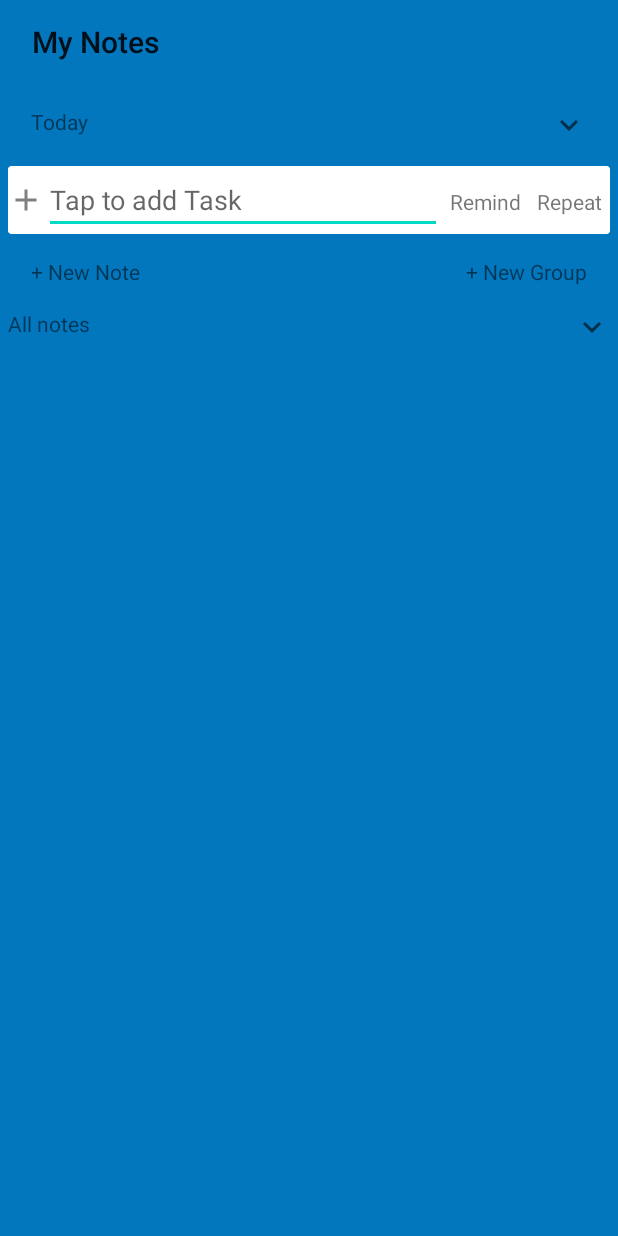
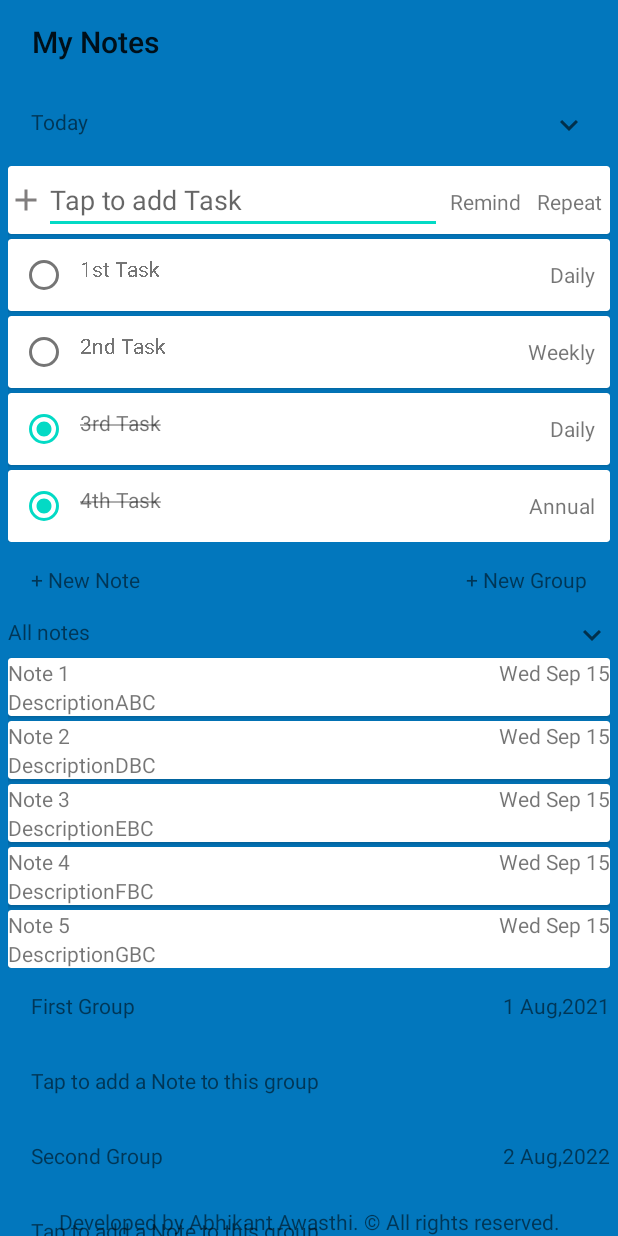
Before and after one commit to abhikant28/TheToDo, an Android app: the screen it shows after launch (MainActivity), on a phone screen of 412 x 824 dp. Run offline under Robolectric (Android 15) with nearby library versions, the phone set to English and light mode, and no system bars; our stand-ins replace Room's generated code.

Commit message:
Added Database

```diff
--- a/app/src/main/java/com/example/thetodo/DataBase/TheDatabase.java
+++ b/app/src/main/java/com/example/thetodo/DataBase/TheDatabase.java
@@ -53,21 +53,26 @@ public abstract class TheDatabase extends RoomDatabase {
         }
         @Override
         protected Void doInBackground(Void... voids) {
+            groupsDao.insert(new Groups("First Group","1 Aug,2021"));
+            groupsDao.insert(new Groups("Second Group","2 Aug,2022"));
+            groupsDao.insert(new Groups("Third Group","4 Aug,2023"));
+            groupsDao.insert(new Groups("Fourth Group","5 Aug,2024"));
+            groupsDao.insert(new Groups("Fifth Group","6 Aug,2025"));
 
-//            taskDao.insert(new Tasks("1st Task", false, "Daily"));
-//            taskDao.insert(new Tasks("2nd Task", false, "Weekly"));
-//            taskDao.insert(new Tasks("3rd Task", true, "Daily"));
-//            taskDao.insert(new Tasks("4th Task", true, "Annual"));
+            taskDao.insert(new Tasks("1st Task", false, "Daily"));
+            taskDao.insert(new Tasks("2nd Task", false, "Weekly"));
+            taskDao.insert(new Tasks("3rd Task", true, "Daily"));
+            taskDao.insert(new Tasks("4th Task", true, "Annual"));
 //            taskDao.insert(new Tasks("5th Task", false, "Annual"));
 //            taskDao.insert(new Tasks("6th Task", true, "Annual"));
 //            taskDao.insert(new Tasks("7th Task", false, "Annual"));
 //            taskDao.insert(new Tasks("8th Task", false, "Annual"));
-//
-//            notesDao.insert(new Notes("Note 1", "DescriptionABC",0));
-//            notesDao.insert(new Notes("Note 2", "DescriptionDBC",0));
-//            notesDao.insert(new Notes("Note 3", "DescriptionEBC",0));
-//            notesDao.insert(new Notes("Note 4", "DescriptionFBC",0));
-//            notesDao.insert(new Notes("Note 5", "DescriptionGBC",0));
+
+            notesDao.insert(new Notes("Note 1", "DescriptionABC",0));
+            notesDao.insert(new Notes("Note 2", "DescriptionDBC",0));
+            notesDao.insert(new Notes("Note 3", "DescriptionEBC",0));
+            notesDao.insert(new Notes("Note 4", "DescriptionFBC",0));
+            notesDao.insert(new Notes("Note 5", "DescriptionGBC",0));
             return null;
         }
     }
--- a/app/src/main/java/com/example/thetodo/DataBase/TheRepository.java
+++ b/app/src/main/java/com/example/thetodo/DataBase/TheRepository.java
@@ -12,6 +12,7 @@ import com.example.thetodo.Daos.GroupsDao;
 import com.example.thetodo.Daos.NotesDao;
 import com.example.thetodo.Daos.TasksDao;
 
+import java.util.ArrayList;
 import java.util.List;
 import java.util.concurrent.ExecutionException;
 
@@ -69,6 +70,16 @@ public class TheRepository {
     }
     public LiveData<List<Notes>> getAllNotes(){
         return allNotes;
+    }
+    public List<Notes> getGroupNotes(Integer g_id){
+        List<Notes> groupNotes= new ArrayList<>();
+        try {
+            groupNotes= new GetGroupNotesAsyncTask(notesDao).execute(g_id).get();
+        } catch (ExecutionException e) {
+            e.printStackTrace();
+        } catch (InterruptedException e) {
+            e.printStackTrace();
+        }return groupNotes;
     }
 
     public void insertGroup(Groups group){
@@ -183,6 +194,19 @@ public class TheRepository {
             return null;
         }
     }
+    private static class GetGroupNotesAsyncTask extends AsyncTask<Integer,Void,List<Notes>>{
+        private NotesDao notesDao;
+
+        public GetGroupNotesAsyncTask(NotesDao notesDao) {
+            this.notesDao = notesDao;
+        }
+
+        @Override
+        protected List<Notes> doInBackground(Integer... g_id) {
+            List<Notes> notes= notesDao.getGroupNotes(g_id[0]);
+            return notes;
+        }
+    }
 
 
     private static class InsertGroupsAsyncTask extends AsyncTask<Groups,Void,Void>{
--- a/app/src/main/java/com/example/thetodo/DataBase/TheViewModel.java
+++ b/app/src/main/java/com/example/thetodo/DataBase/TheViewModel.java
@@ -57,6 +57,9 @@ public class TheViewModel extends AndroidViewModel {
     public LiveData<List<Notes>> getAllNotes(){
         return allNotes;
     }
+    public List<Notes> getGroupNotes(Integer g_id){
+        return repository.getGroupNotes(g_id);
+    }
 
 
     public void insert(Groups group){
--- a/app/src/main/java/com/example/thetodo/EditNote.java
+++ b/app/src/main/java/com/example/thetodo/EditNote.java
@@ -17,6 +17,7 @@ public class EditNote extends AppCompatActivity {
     private TheViewModel viewModel;
     private EditText ev_title, ev_desc;
     private int n_id;
+    private int g_id=0;
     private Notes theNote;
     private boolean isNew = true;
 
@@ -33,7 +34,7 @@ public class EditNote extends AppCompatActivity {
 
         Intent extras = getIntent();
         if (extras.getBooleanExtra("isNew", true)) {
-
+            g_id=extras.getIntExtra("g_id", 0);
         } else {
             n_id = extras.getIntExtra("note_id", 0);
             theNote = viewModel.getNote(n_id);
@@ -57,6 +58,7 @@ public class EditNote extends AppCompatActivity {
         String desc = ev_desc.getText().toString();
         if (isNew) {
             Notes note = new Notes(title.trim(), desc, 0);
+            note.setG_id(g_id);
             viewModel.insert(note);
             isNew = false;
         } else {
--- a/app/src/main/java/com/example/thetodo/MainActivity.java
+++ b/app/src/main/java/com/example/thetodo/MainActivity.java
@@ -1,4 +1,6 @@
 package com.example.thetodo;
+
+import static androidx.core.content.ContextCompat.startActivity;
 
 import androidx.appcompat.app.AppCompatActivity;
 import androidx.lifecycle.Observer;
@@ -27,16 +29,14 @@ import java.util.List;
 public class MainActivity extends AppCompatActivity {
 
     public static TheViewModel viewModel;
-    static public List<Tasks> myTasks = new ArrayList<>();
-    static public List<Groups> myGroups = new ArrayList<>();
-    static public List<Notes> allNotes = new ArrayList<>();
 
     private RecyclerView task_RecyclerView;
     public final Task_RecyclerView_Adapter task_adapter= new Task_RecyclerView_Adapter();
     private RecyclerView notes_group_RecyclerView;
-    public Notes_Groups_RecyclerView_Adapter.RecyclerViewClickListener groups_listener;
     private RecyclerView notes_all_RecyclerView;
     public final Notes_RecyclerView_Adapter allNotes_adapter = new Notes_RecyclerView_Adapter();
+    public final Notes_Groups_RecyclerView_Adapter notes_groups_adapter = new Notes_Groups_RecyclerView_Adapter();
+
 
     private EditText ev_task_tapToAdd;
     private TextView tv_task_remind;
@@ -63,6 +63,12 @@ public class MainActivity extends AppCompatActivity {
                 task_adapter.setTasks(tasks);
             }
         });
+        viewModel.getAllGroups().observe(this, new Observer<List<Groups>>() {
+            @Override
+            public void onChanged(List<Groups> groups) {
+                notes_groups_adapter.setGroups(groups);
+            }
+        });
 
         task_RecyclerView=findViewById(R.id.Main_Super_Task_RecyclerView);
         notes_group_RecyclerView=findViewById(R.id.Main_Notes_Super_RecyclerView);
@@ -77,7 +83,7 @@ public class MainActivity extends AppCompatActivity {
 
         setTaskAdapter();
         setAllNotesAdapter();
-//       setNotesGroupsAdapter();
+       setNotesGroupsAdapter();
 
         ev_task_tapToAdd.addTextChangedListener(checkText);
         tv_notes_newNote.setOnClickListener(new View.OnClickListener() {
@@ -112,11 +118,19 @@ public class MainActivity extends AppCompatActivity {
     };
 
     private void setNotesGroupsAdapter() {
-        Notes_Groups_RecyclerView_Adapter adapter = new Notes_Groups_RecyclerView_Adapter(myGroups, groups_listener);
         RecyclerView.LayoutManager layoutManager = new LinearLayoutManager(getApplicationContext());
         notes_group_RecyclerView.setLayoutManager(layoutManager);
         notes_group_RecyclerView.setItemAnimator(new DefaultItemAnimator());
-        notes_group_RecyclerView.setAdapter(adapter);
+        notes_group_RecyclerView.setAdapter(notes_groups_adapter);
+        notes_groups_adapter.setOnItemClickListener(new Notes_Groups_RecyclerView_Adapter.OnItemClickListener() {
+            @Override
+            public void OnItemClick(Groups group) {
+                Intent intent= new Intent(MainActivity.this,EditNote.class);
+                intent.putExtra("isNew", true);
+                intent.putExtra("g_id", group.getG_id());
+                startActivity(intent);
+            }
+        });
     }
 
     private void setTaskAdapter() {
@@ -143,22 +157,13 @@ public class MainActivity extends AppCompatActivity {
         });
     }
 
-    private void demoTaskData() {
-        myTasks.add(new Tasks("Daily Task 1",false,"Weekly"));
-        myTasks.add(new Tasks("Daily Task 2",false,"Weekly"));
-        myTasks.add(new Tasks("Daily Task 3",false,"Weekly"));
-        myTasks.add(new Tasks("Daily Task 4",true,"Weekly"));
-        myTasks.add(new Tasks("Daily Task 5",false,"Weekly"));
-    }
-
-    private void demoGroupsData(){
-        myGroups.add(new Groups("First Group","1 Aug,2021"));
-        myGroups.add(new Groups("Second Group","2 Aug,2022"));
-        myGroups.add(new Groups("Third Group","4 Aug,2023"));
-        myGroups.add(new Groups("Fourth Group","5 Aug,2024"));
-        myGroups.add(new Groups("Fifth Group","6 Aug,2025"));
-
-    }
+//    private void demoTaskData() {
+//        myTasks.add(new Tasks("Daily Task 1",false,"Weekly"));
+//        myTasks.add(new Tasks("Daily Task 2",false,"Weekly"));
+//        myTasks.add(new Tasks("Daily Task 3",false,"Weekly"));
+//        myTasks.add(new Tasks("Daily Task 4",true,"Weekly"));
+//        myTasks.add(new Tasks("Daily Task 5",false,"Weekly"));
+//    }
 
     public void addTask(View view) {
         if(!ev_task_tapToAdd.getText().toString().isEmpty()){
--- a/app/src/main/java/com/example/thetodo/Notes_Groups_RecyclerView_Adapter.java
+++ b/app/src/main/java/com/example/thetodo/Notes_Groups_RecyclerView_Adapter.java
@@ -1,6 +1,11 @@
 package com.example.thetodo;
 
+import static androidx.core.content.ContextCompat.startActivity;
+import static com.example.thetodo.MainActivity.viewModel;
+
 import android.content.Context;
+import android.content.Intent;
+import android.util.Log;
 import android.view.LayoutInflater;
 import android.view.View;
 import android.view.ViewGroup;
@@ -18,14 +23,10 @@ import java.util.ArrayList;
 import java.util.List;
 
 public class Notes_Groups_RecyclerView_Adapter extends RecyclerView.Adapter<Notes_Groups_RecyclerView_Adapter.MyViewHolder> {
-    private Notes_Groups_RecyclerView_Adapter.RecyclerViewClickListener listener;
-    public Context cxt;
 
-    private List<Groups> groups;
-
-    public Notes_Groups_RecyclerView_Adapter(List<Groups> allNotes, RecyclerViewClickListener myGroups_listener) {
-        this.listener=myGroups_listener;
-    }
+    private List<Groups> groups=new ArrayList<>();
+    private Notes_Groups_RecyclerView_Adapter.OnItemClickListener listener;
+    Context cxt;
 
     @NonNull
     @Override
@@ -38,26 +39,27 @@ public class Notes_Groups_RecyclerView_Adapter extends RecyclerView.Adapter<Note
     public void onBindViewHolder(@NonNull Notes_Groups_RecyclerView_Adapter.MyViewHolder holder, int position) {
         String title= groups.get(position).getTitle();
         String date=groups.get(position).getDate();
-        List<Notes> groupNotes=MainActivity.allNotes;
-                //MainActivity.getGroupNotes(MainActivity.myGroups.get(position).getG_id());
+        List<Notes> groupNotes=new ArrayList<>();
 
         holder.tv_date.setText(date);
         holder.tv_title.setText(title);
+        groupNotes= viewModel.getGroupNotes(groups.get(position).getG_id());
 
-//        Notes_RecyclerView_Adapter adapter = new Notes_RecyclerView_Adapter(notes_listener);
-//        RecyclerView.LayoutManager layoutManager = new LinearLayoutManager(cxt);
-//        holder.rv_notes.setLayoutManager(layoutManager);
-//        holder.rv_notes.setItemAnimator(new DefaultItemAnimator());
-//        holder.rv_notes.setAdapter(adapter);
+        Notes_RecyclerView_Adapter adapter = new Notes_RecyclerView_Adapter();
+        RecyclerView.LayoutManager layoutManager = new LinearLayoutManager(cxt);
+        holder.rv_notes.setLayoutManager(layoutManager);
+        holder.rv_notes.setItemAnimator(new DefaultItemAnimator());
+        holder.rv_notes.setAdapter(adapter);
+        adapter.setNotes(groupNotes);
 
     }
 
     @Override
     public int getItemCount() {
-        return MainActivity.myGroups.size();
+        return groups.size();
     }
 
-    public class MyViewHolder extends RecyclerView.ViewHolder implements View.OnClickListener{
+    public class MyViewHolder extends RecyclerView.ViewHolder {
         private TextView tv_title;
         private TextView tv_date;
         private RecyclerView rv_notes;
@@ -69,19 +71,26 @@ public class Notes_Groups_RecyclerView_Adapter extends RecyclerView.Adapter<Note
             tv_date=itemView.findViewById(R.id.Main_Super_RecyclerView_List_Item_GroupDate);
             tv_title=itemView.findViewById(R.id.Main_Super_RecyclerView_List_Item_GroupName);
             tv_tapToAddNote=itemView.findViewById(R.id.Main_Super_RecyclerView_List_Item_TapToAdd);
+            tv_tapToAddNote.setOnClickListener(new View.OnClickListener() {
+                @Override
+                public void onClick(View view) {
+                    if (listener != null && getAdapterPosition() != RecyclerView.NO_POSITION) {
+                        listener.OnItemClick(groups.get(getAdapterPosition()));
+                    }
+                }
+            });
         }
-
-        @Override
-        public void onClick(View view) {
-            listener.onClick(view, getAdapterPosition());
-        }
-    }
-
-    public interface RecyclerViewClickListener {
-        void onClick(View v, int position);
     }
 
     public void setGroups(List<Groups> groups){
         this.groups=groups;
+        notifyDataSetChanged();
+    }
+    public interface OnItemClickListener {
+        void OnItemClick(Groups group);
+    }
+
+    public void setOnItemClickListener(Notes_Groups_RecyclerView_Adapter.OnItemClickListener listener) {
+        this.listener = listener;
     }
 }
--- /dev/null
+++ b/app/src/main/res/drawable/round_back.xml
@@ -0,0 +1,6 @@
+<?xml version="1.0" encoding="utf-8"?>
+<shape xmlns:android="http://schemas.android.com/apk/res/android" android:shape="rectangle">
+    <corners android:radius="20dp"/>
+    <padding android:left="20dp" android:right="20dp" android:top="20dp" android:bottom="20dp"/>
+    <solid android:color="@color/white"/>
+</shape>
--- a/app/src/main/res/layout/activity_main.xml
+++ b/app/src/main/res/layout/activity_main.xml
@@ -3,6 +3,7 @@
     xmlns:tools="http://schemas.android.com/tools"
     android:layout_width="match_parent"
     android:layout_height="match_parent"
+    xmlns:app="http://schemas.android.com/apk/res-auto"
     tools:context=".MainActivity"
     android:background="#0277BD"
     android:paddingHorizontal="5dp">
@@ -108,4 +109,11 @@
             tools:listitem="@layout/main_recycler_super_list_item_group" />
     </LinearLayout>
     </ScrollView>
+    <TextView
+        android:layout_width="match_parent"
+        android:layout_height="wrap_content"
+        android:text="Developed by Abhikant Awasthi. © All rights reserved."
+        app:layout_constraintBottom_toBottomOf="parent"
+        app:layout_constraintStart_toStartOf="parent"
+        android:gravity="center"/>
 </androidx.constraintlayout.widget.ConstraintLayout>
--- a/app/src/main/res/layout/main_super_list_item_note.xml
+++ b/app/src/main/res/layout/main_super_list_item_note.xml
@@ -3,7 +3,8 @@
     android:layout_width="match_parent"
     android:layout_height="wrap_content"
     android:elevation="10dp"
-    android:layout_marginTop="3dp">
+    android:layout_marginTop="3dp"
+    android:background="@drawable/round_back">
 
         <LinearLayout
             android:id="@+id/Main_RecyclerView_List_Item_LinearLayout1"
```
